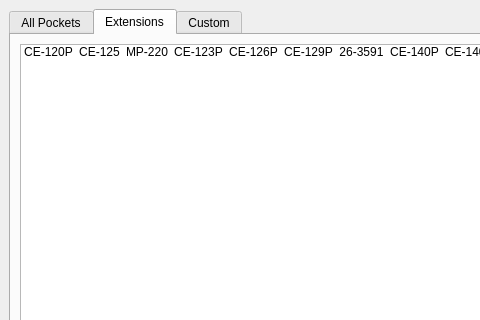
The window that ui/startup.ui (TheProjecter/pockemul) describes before a commit, drawn with Qt 5; both pictures show x 0 to 480 and y 0 to 320 of the 704 by 557 pixel window.
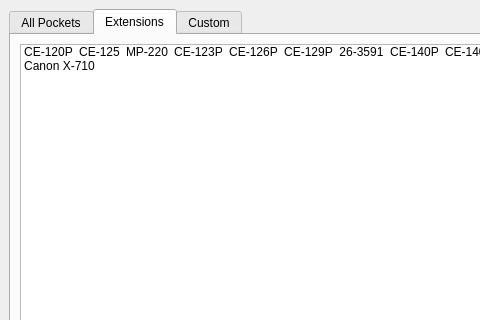
The same window after the commit. The open tabs and pages were chosen to show the change. Icons and pictures are not drawn.

```diff
--- a/ui/startup.ui
+++ b/ui/startup.ui
@@ -544,6 +544,15 @@
             <normaloff>:/EXT/ext/ce-152.png</normaloff>:/EXT/ext/ce-152.png</iconset>
           </property>
          </item>
+         <item>
+          <property name="text">
+           <string>Canon X-710</string>
+          </property>
+          <property name="icon">
+           <iconset resource="../resources/x07.qrc">
+            <normaloff>:/x07/x710.png</normaloff>:/x07/x710.png</iconset>
+          </property>
+         </item>
         </widget>
        </item>
       </layout>
```
